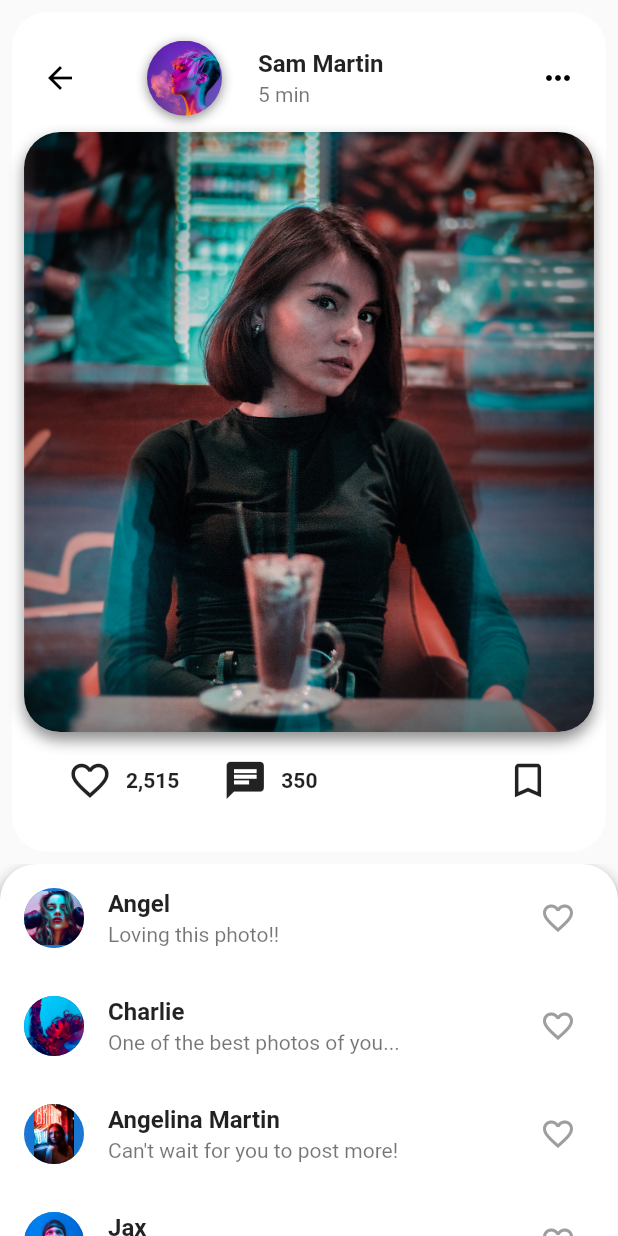
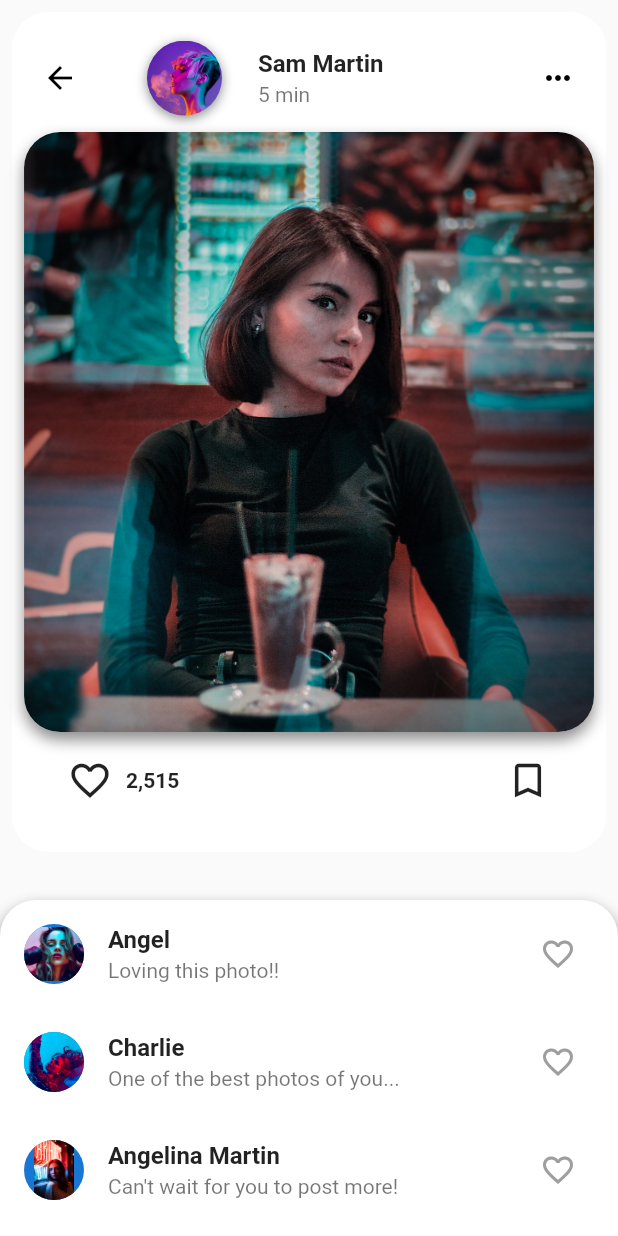
Before and after one commit to angelwayar/instagram_redesign, a Flutter app: the screen it shows after launch, after a tap on the "chat" icon, on a phone screen of 412 x 824 dp. Run offline on Flutter 3.47's test engine with Material 2 defaults, Android fonts, the phone set to English and light mode, and no system bars.

```diff
--- a/lib/pages/home.dart
+++ b/lib/pages/home.dart
@@ -8,8 +8,14 @@ class HomePage extends StatelessWidget {
 
   @override
   Widget build(BuildContext context) {
-    return ListView(
-      physics: const AlwaysScrollableScrollPhysics(),
+    return SafeArea(
+      child: CustomScrollView(
+        slivers: [
+          SliverAppBar(
+            expandedHeight: 155.0,
+            toolbarHeight: 155.0,
+            backgroundColor: const Color(0xFFEDF0F6),
+            flexibleSpace: Column(
               children: [
                 Padding(
                   padding: const EdgeInsets.symmetric(horizontal: 20.0),
@@ -21,20 +27,27 @@ class HomePage extends StatelessWidget {
                         style: TextStyle(
                           fontFamily: 'Billabong',
                           fontSize: 32.0,
+                          color: Colors.black,
                         ),
                       ),
                       Row(
                         children: [
                           IconButton(
                             onPressed: () => debugPrint('IGTV'),
-                    icon: const Icon(Icons.live_tv),
+                            icon: const Icon(
+                              Icons.live_tv,
+                              color: Colors.black,
+                            ),
                           ),
                           const SizedBox(width: 16.0),
                           SizedBox(
                             width: 35.0,
                             child: IconButton(
                               onPressed: () => debugPrint('Direct Messages'),
-                      icon: const Icon(Icons.send),
+                              icon: const Icon(
+                                Icons.send,
+                                color: Colors.black,
+                              ),
                             ),
                           )
                         ],
@@ -43,18 +56,21 @@ class HomePage extends StatelessWidget {
                   ),
                 ),
                 const HistoryWidget(),
-        SizedBox(
-          height: MediaQuery.of(context).size.height,
-          child: ListView.builder(
-            itemCount: posts.length,
-            itemBuilder: (context, index) {
+              ],
+            ),
+          ),
+          SliverList(
+            delegate: SliverChildBuilderDelegate(
+              (BuildContext context, int index) {
                 return PictureWidget(
                   post: posts[index],
                 );
               },
+              childCount: posts.length,
             ),
           ),
         ],
+      ),
     );
   }
 }
--- a/lib/pages/view_post.dart
+++ b/lib/pages/view_post.dart
@@ -12,16 +12,11 @@ class ViewPostPage extends StatelessWidget {
   Widget build(BuildContext context) {
     return Scaffold(
       body: SafeArea(
-        child: Column(
+        child: ListView(
           children: [
             PictureWidget(post: post, backButton: true),
-            Expanded(
-              child: ListView(
-                children: const [
-                  CommentsWidget(),
-                ],
-              ),
-            )
+            const SizedBox(height: 24.0),
+            const Expanded(child: CommentsWidget())
           ],
         ),
       ),
--- a/lib/widgets/commets.dart
+++ b/lib/widgets/commets.dart
@@ -7,7 +7,7 @@ class CommentsWidget extends StatelessWidget {
   @override
   Widget build(BuildContext context) {
     return Container(
-      height: 600.0,
+      height: 450.0,
       width: double.infinity,
       decoration: BoxDecoration(
         color: Colors.white,
--- a/lib/widgets/picture.dart
+++ b/lib/widgets/picture.dart
@@ -118,6 +118,7 @@ class PictureWidget extends StatelessWidget {
                       ),
                     ),
                     const SizedBox(width: 20.0),
+                    if (!backButton) ...[
                       IconButton(
                         onPressed: () {
                           Navigator.push(
@@ -140,6 +141,7 @@ class PictureWidget extends StatelessWidget {
                         ),
                       ),
                     ],
+                  ],
                 ),
                 IconButton(
                   onPressed: () => debugPrint('Save post'),
```
Lines whose indentation alone changed are shown as unchanged.
